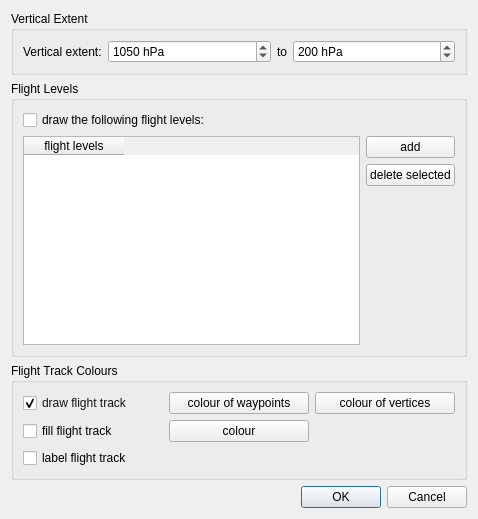
First picture: the form in mslib/msui/ui/ui_sideview_options.ui, repository Open-MSS/MSS, before the edit.
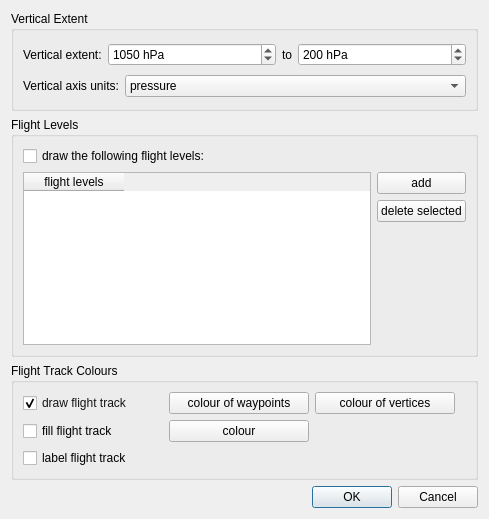
Second picture: the form after the edit.

Commit message:
Implemented the ability to change vertical axis in sideview
Can be switched now between pressure, pressure altitude and flightlevel.

Fix issue #226

Patch:
```diff
--- a/mslib/msui/ui/ui_sideview_options.ui
+++ b/mslib/msui/ui/ui_sideview_options.ui
@@ -1,11 +1,11 @@
 <ui version="4.0" >
  <class>SideViewOptionsDialog</class>
- <widget class="QDialog" name="SideViewOptionsDialog" >
-  <property name="geometry" >
+ <widget class="QDialog" name="SideViewOptionsDialog">
+  <property name="geometry">
    <rect>
     <x>0</x>
     <y>0</y>
-    <width>460</width>
+    <width>489</width>
     <height>519</height>
    </rect>
   </property>
@@ -14,13 +14,22 @@
   </property>
   <layout class="QVBoxLayout" name="verticalLayout_4" >
    <item>
-    <widget class="QGroupBox" name="groupBox" >
-     <property name="title" >
+    <widget class="QGroupBox" name="groupBox">
+     <property name="minimumSize">
+      <size>
+       <width>0</width>
+       <height>100</height>
+      </size>
+     </property>
+     <property name="title">
       <string>Vertical Extent</string>
      </property>
-     <layout class="QHBoxLayout" name="horizontalLayout_2" >
+     <layout class="QVBoxLayout" name="verticalLayout_6">
+      <property name="bottomMargin">
+       <number>7</number>
+      </property>
       <item>
-       <layout class="QHBoxLayout" name="horizontalLayout" >
+       <layout class="QHBoxLayout" name="horizontalLayout">
         <item>
          <widget class="QLabel" name="label_2" >
           <property name="text" >
@@ -84,6 +93,42 @@
         </item>
        </layout>
       </item>
+      <item>
+       <layout class="QHBoxLayout" name="horizontalLayout_7">
+        <item>
+         <widget class="QLabel" name="label_4">
+          <property name="text">
+           <string>Vertical axis units:</string>
+          </property>
+         </widget>
+        </item>
+        <item>
+         <widget class="QComboBox" name="cbVerticalAxis">
+          <property name="sizePolicy">
+           <sizepolicy hsizetype="Expanding" vsizetype="Fixed">
+            <horstretch>0</horstretch>
+            <verstretch>0</verstretch>
+           </sizepolicy>
+          </property>
+          <item>
+           <property name="text">
+            <string>pressure</string>
+           </property>
+          </item>
+          <item>
+           <property name="text">
+            <string>pressure altitude</string>
+           </property>
+          </item>
+          <item>
+           <property name="text">
+            <string>flight level</string>
+           </property>
+          </item>
+         </widget>
+        </item>
+       </layout>
+      </item>
      </layout>
     </widget>
    </item>
```
Left out of the diff: 205 changed lines with no effect on the pictures. The commit also changes 4 other files.
